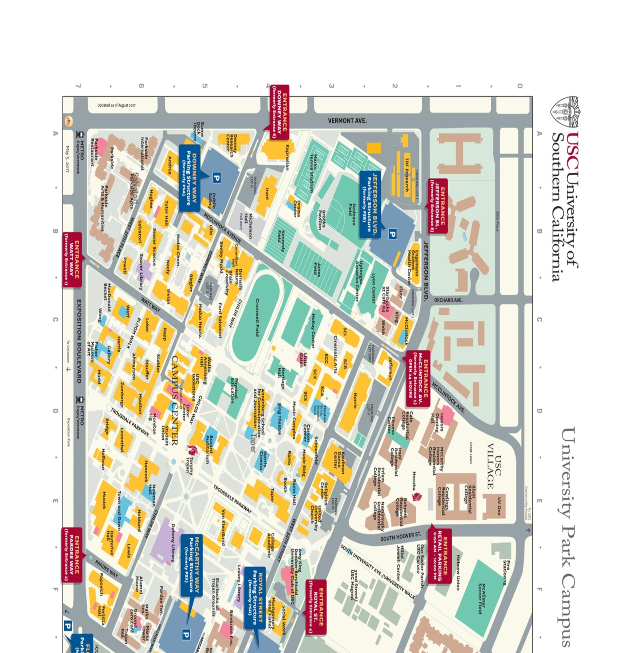
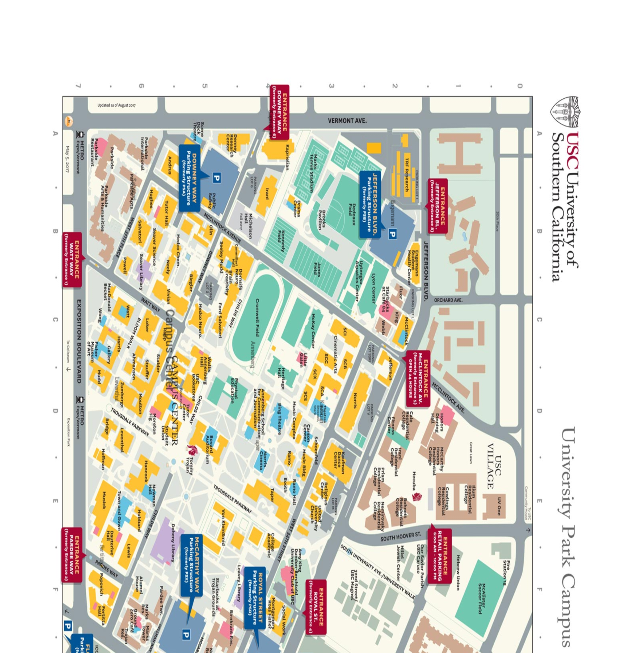
Before and after one commit to mnfan63141/Covider, an Android app: the CampusMap screen opened directly, with no data from a screen before it, on a phone screen of 412 x 824 dp. Shown: the part 130-783 px from the top of the screen. Run offline under Robolectric (Android 15) with nearby library versions, the light colour scheme and no system bars.

Commit message:
Map and List functionality

```diff
--- a/app/src/main/java/com/example/myapplication/CampusMap.java
+++ b/app/src/main/java/com/example/myapplication/CampusMap.java
@@ -15,8 +15,16 @@
 
     ImageView imageView;
     Intent myIntent;
+    TextView campusCenterView;
     TextView taperView;
     TextView salvatoriView;
+    TextView fertittaView;
+    TextView engemannView;
+    TextView kaufmanView;
+    TextView kaprielianView;
+    TextView leventhalView;
+    TextView annenbergView;
+
     @Override
     protected void onCreate(Bundle savedInstanceState) {
         super.onCreate(savedInstanceState);
@@ -26,22 +34,53 @@
         imageView.setRotation(90);
         myIntent = new Intent(this, display_risk_map.class);
 
-        //buildings
+        //buildings change id, view name and click lister
+        //add text view and reposition with new id
         taperView = (TextView) findViewById(R.id.taper);
         taperView.setRotation(90);
+
         salvatoriView = (TextView) findViewById(R.id.salvatori);
         salvatoriView.setRotation(90);
+
+        campusCenterView = (TextView) findViewById(R.id.campusCenter);
+        campusCenterView.setRotation(90);
+
+        fertittaView = (TextView) findViewById(R.id.fertitta);
+        fertittaView.setRotation(90);
+
+        engemannView = (TextView) findViewById(R.id.engemann);
+        engemannView.setRotation(90);
+
+        kaufmanView = (TextView) findViewById(R.id.kaufman);
+        kaufmanView.setRotation(90);
+
+        kaprielianView = (TextView) findViewById(R.id.kaprielian);
+        kaprielianView.setRotation(90);
+
+        leventhalView = (TextView) findViewById(R.id.leventhal);
+        leventhalView.setRotation(90);
+
+        annenbergView = (TextView) findViewById(R.id.annenberg);
+        annenbergView.setRotation(90);
+
         taperView.setOnClickListener(this);
         salvatoriView.setOnClickListener(this);
+        campusCenterView.setOnClickListener(this);
+        fertittaView.setOnClickListener(this);
+        engemannView.setOnClickListener(this);
+        kaufmanView.setOnClickListener(this);
 
+        kaprielianView.setOnClickListener(this);
+        leventhalView.setOnClickListener(this);
+        annenbergView.setOnClickListener(this);
     }//393x851 XxY
 
     @Override
     public void onClick(View v){
         String buildingName = "";
         if(v.getId() == R.id.taper){
-            buildingName = (String) taperView.getText();
-                myIntent.putExtra("BUILDING_SELECTED", buildingName);
+
+                myIntent.putExtra("BUILDING_SELECTED", "Taper Hall");
                 startActivity(myIntent);
         }
         else if(v.getId() == R.id.salvatori){
@@ -49,20 +88,41 @@
             myIntent.putExtra("BUILDING_SELECTED", buildingName);
             startActivity(myIntent);
         }
+        else if(v.getId() == R.id.campusCenter){
+            buildingName = (String) campusCenterView.getText();
+            myIntent.putExtra("BUILDING_SELECTED", buildingName);
+            startActivity(myIntent);
+        }
+        else if(v.getId() == R.id.fertitta){
+            buildingName = (String) fertittaView.getText();
+            myIntent.putExtra("BUILDING_SELECTED", buildingName);
+            startActivity(myIntent);
+        }
+        else if(v.getId() == R.id.engemann){
+            buildingName = (String) engemannView.getText();
+            myIntent.putExtra("BUILDING_SELECTED", buildingName);
+            startActivity(myIntent);
+        }
+        else if(v.getId() == R.id.kaufman){
+            buildingName = (String) kaufmanView.getText();
+            myIntent.putExtra("BUILDING_SELECTED", buildingName);
+            startActivity(myIntent);
+        }
+        else if(v.getId() == R.id.kaprielian){
+            buildingName = (String) kaprielianView.getText();
+            myIntent.putExtra("BUILDING_SELECTED", buildingName);
+            startActivity(myIntent);
+        }
+        else if(v.getId() == R.id.leventhal){
+            buildingName = (String) leventhalView.getText();
+            myIntent.putExtra("BUILDING_SELECTED", buildingName);
+            startActivity(myIntent);
+        }
+        else if(v.getId() == R.id.annenberg){
+            buildingName = (String) annenbergView.getText();
+            myIntent.putExtra("BUILDING_SELECTED", buildingName);
+            startActivity(myIntent);
+        }
     }
-//    @Override
-//    public boolean OnTouchListener(MotionEvent e){
-//        double x = 0;
-//        double y = 0;
-//        if(e.getAction() == MotionEvent.ACTION_DOWN){
-//            x = e.getX();
-//            y = e.getY();
-//        }
-//        if(0 < x){
-//            myIntent.putExtra("BUILDING_SELECTED", "THH");
-//            startActivity(myIntent);
-//        }
-//        return super.onTouchEvent(e);
-//    }
 
 }
--- a/app/src/main/java/com/example/myapplication/campus_list.java
+++ b/app/src/main/java/com/example/myapplication/campus_list.java
@@ -30,7 +30,8 @@
 
         myIntent = new Intent(this, display_risk.class);
         list = (ListView) findViewById(R.id.campusList);
-        String[] names = {"First"};
+        String[] names = {"Campus Center", "Taper Hall", "Salvatori", "Fertitta",
+        "Engemann", "Kaufman", "Kaprielian", "Leventhal", "Annenberg"};
         ArrayAdapter<String> myAdapter = new ArrayAdapter<String>(this, android.R.layout.simple_list_item_1, names);
         list.setAdapter(myAdapter);
         list.setOnItemClickListener(listClick);
--- a/app/src/main/java/com/example/myapplication/login.java
+++ b/app/src/main/java/com/example/myapplication/login.java
@@ -28,7 +28,7 @@
 public class login extends AppCompatActivity implements View.OnClickListener{
     EditText email, password;
     Button enter;
-    DatabaseHelper db;
+   static DatabaseHelper db;
 
     @Override
     protected void onCreate(Bundle savedInstanceState) {
--- a/app/src/main/res/layout/activity_campus_map.xml
+++ b/app/src/main/res/layout/activity_campus_map.xml
@@ -26,22 +26,86 @@
         android:id="@+id/taper"
         android:layout_width="wrap_content"
         android:layout_height="wrap_content"
-        android:textSize="5sp"
+        android:textSize="4sp"
         android:textStyle="bold"
-        android:layout_marginTop="320dp"
-        android:layout_marginLeft="160dp"
+        android:layout_marginTop="321dp"
+        android:layout_marginLeft="165dp"
         android:text="Taper" />
 
     <TextView
         android:id="@+id/salvatori"
-
         android:layout_width="wrap_content"
         android:layout_height="wrap_content"
-        android:textSize="5sp"
+        android:textSize="4sp"
         android:textStyle="bold"
-        android:layout_marginTop="150dp"
-        android:layout_marginLeft="78dp"
+        android:layout_marginTop="152dp"
+        android:layout_marginLeft="79dp"
         android:text="Salvatori" />
 
+    <TextView
+        android:id="@+id/campusCenter"
+        android:layout_width="wrap_content"
+        android:layout_height="wrap_content"
+        android:textSize="8sp"
+        android:textStyle="bold"
+        android:layout_marginTop="256dp"
+        android:layout_marginLeft="84dp"
+        android:text="Campus Center" />
+
+    <TextView
+        android:id="@+id/fertitta"
+        android:layout_width="wrap_content"
+        android:layout_height="wrap_content"
+        android:textSize="4sp"
+        android:textStyle="bold"
+        android:layout_marginTop="395dp"
+        android:layout_marginLeft="59dp"
+        android:text="Fertitta" />
+    <TextView
+        android:id="@+id/engemann"
+        android:layout_width="wrap_content"
+        android:layout_height="wrap_content"
+        android:textSize="4sp"
+        android:textStyle="bold"
+        android:layout_marginTop="167dp"
+        android:layout_marginLeft="251dp"
+        android:text="Engemann" />
+    <TextView
+        android:id="@+id/kaufman"
+        android:layout_width="wrap_content"
+        android:layout_height="wrap_content"
+        android:textSize="4sp"
+        android:textStyle="bold"
+        android:layout_marginTop="300dp"
+        android:layout_marginLeft="205dp"
+        android:text="Kaufman" />
+
+    <TextView
+        android:id="@+id/kaprielian"
+        android:layout_width="wrap_content"
+        android:layout_height="wrap_content"
+        android:textSize="4sp"
+        android:textStyle="bold"
+        android:layout_marginTop="108dp"
+        android:layout_marginLeft="170dp"
+        android:text="Kaprielian" />
+    <TextView
+        android:id="@+id/leventhal"
+        android:layout_width="wrap_content"
+        android:layout_height="wrap_content"
+        android:textSize="4sp"
+        android:textStyle="bold"
+        android:layout_marginTop="285dp"
+        android:layout_marginLeft="68dp"
+        android:text="Leventhal" />
+    <TextView
+        android:id="@+id/annenberg"
+        android:layout_width="wrap_content"
+        android:layout_height="wrap_content"
+        android:textSize="4sp"
+        android:textStyle="bold"
+        android:layout_marginTop="262dp"
+        android:layout_marginLeft="158dp"
+        android:text="Annenberg" />
 
 </FrameLayout>
```
Also changed, not shown: app/src/main/java/com/example/myapplication/display_risk.java (+16 -1 lines), app/src/main/java/com/example/myapplication/display_risk_map.java (+17 -3 lines).
